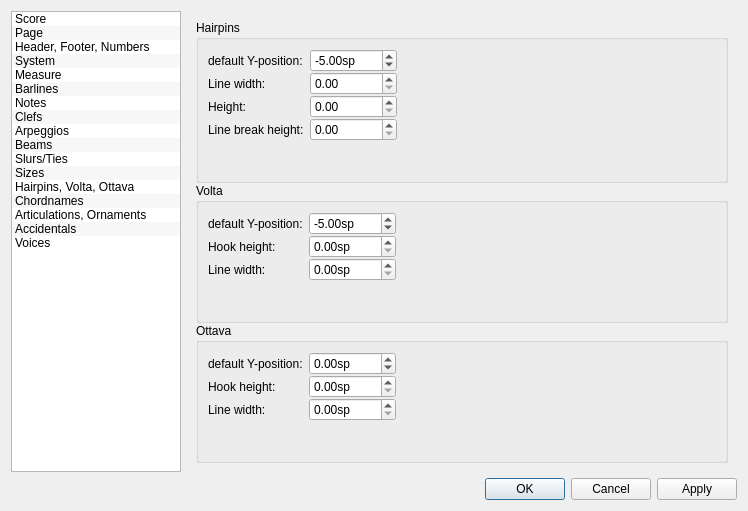
Before: the Qt Designer form mscore/mscore/editstyle.ui in musescore/musescore-old, drawn with Qt 5.
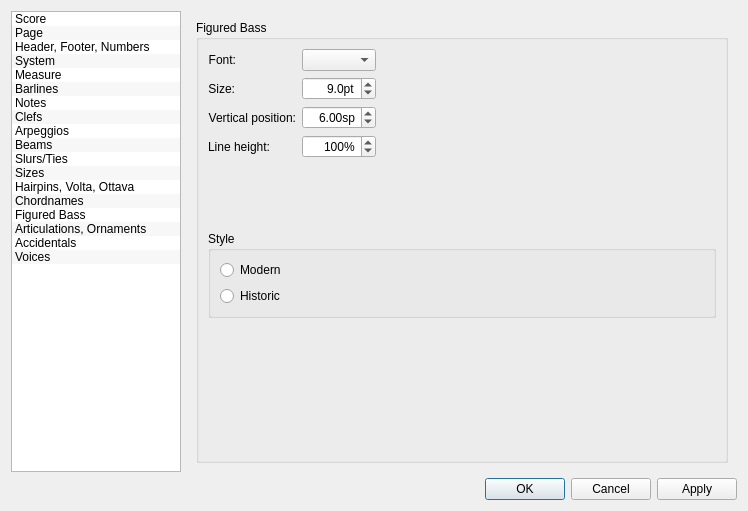
After: the same form once the commit is applied.

Commit message: Figured Bass: added style param. to "Style | General" dlg box and font config. file

```diff
--- a/mscore/mscore/editstyle.ui
+++ b/mscore/mscore/editstyle.ui
@@ -110,6 +110,11 @@
        <string>Chordnames</string>
       </property>
      </item>
+     <item>
+      <property name="text">
+       <string>Figured Bass</string>
+      </property>
+     </item>
      <item>
       <property name="text">
        <string>Articulations, Ornaments</string>
@@ -147,7 +152,7 @@
    <item row="0" column="1">
     <widget class="QStackedWidget" name="pageStack">
      <property name="currentIndex">
-      <number>12</number>
+      <number>14</number>
      </property>
      <widget class="QWidget" name="Seite1">
       <layout class="QVBoxLayout" name="verticalLayout_20">
@@ -3523,6 +3528,214 @@
        </item>
       </layout>
      </widget>
+     <widget class="QWidget" name="FiguredBass">
+      <layout class="QVBoxLayout" name="verticalLayout">
+       <item>
+        <widget class="QGroupBox" name="groupBox_20">
+         <property name="title">
+          <string>Figured Bass</string>
+         </property>
+         <layout class="QVBoxLayout" name="verticalLayout_32" stretch="0,1,0,2">
+          <item>
+           <layout class="QHBoxLayout" name="horizontalLayout_5">
+            <item>
+             <layout class="QFormLayout" name="formLayout_8">
+              <property name="fieldGrowthPolicy">
+               <enum>QFormLayout::AllNonFixedFieldsGrow</enum>
+              </property>
+              <item row="0" column="0">
+               <widget class="QLabel" name="labelFBFont">
+                <property name="text">
+                 <string>Font:</string>
+                </property>
+                <property name="textFormat">
+                 <enum>Qt::PlainText</enum>
+                </property>
+                <property name="alignment">
+                 <set>Qt::AlignRight|Qt::AlignTrailing|Qt::AlignVCenter</set>
+                </property>
+               </widget>
+              </item>
+              <item row="0" column="1">
+               <widget class="QComboBox" name="comboFBFont">
+                <property name="sizeAdjustPolicy">
+                 <enum>QComboBox::AdjustToContents</enum>
+                </property>
+               </widget>
+              </item>
+              <item row="1" column="0">
+               <widget class="QLabel" name="labelFBSize">
+                <property name="text">
+                 <string>Size:</string>
+                </property>
+                <property name="textFormat">
+                 <enum>Qt::PlainText</enum>
+                </property>
+                <property name="alignment">
+                 <set>Qt::AlignRight|Qt::AlignTrailing|Qt::AlignVCenter</set>
+                </property>
+               </widget>
+              </item>
+              <item row="1" column="1">
+               <widget class="QDoubleSpinBox" name="doubleSpinFBSize">
+                <property name="alignment">
+                 <set>Qt::AlignRight|Qt::AlignTrailing|Qt::AlignVCenter</set>
+                </property>
+                <property name="suffix">
+                 <string>pt</string>
+                </property>
+                <property name="decimals">
+                 <number>1</number>
+                </property>
+                <property name="minimum">
+                 <double>5.000000000000000</double>
+                </property>
+                <property name="value">
+                 <double>9.000000000000000</double>
+                </property>
+               </widget>
+              </item>
+              <item row="2" column="0">
+               <widget class="QLabel" name="labelFBVertPos">
+                <property name="text">
+                 <string>Vertical position:</string>
+                </property>
+                <property name="textFormat">
+                 <enum>Qt::PlainText</enum>
+                </property>
+                <property name="alignment">
+                 <set>Qt::AlignRight|Qt::AlignTrailing|Qt::AlignVCenter</set>
+                </property>
+               </widget>
+              </item>
+              <item row="2" column="1">
+               <widget class="QDoubleSpinBox" name="doubleSpinFBVertPos">
+                <property name="alignment">
+                 <set>Qt::AlignRight|Qt::AlignTrailing|Qt::AlignVCenter</set>
+                </property>
+                <property name="suffix">
+                 <string>sp</string>
+                </property>
+                <property name="minimum">
+                 <double>-25.000000000000000</double>
+                </property>
+                <property name="maximum">
+                 <double>25.000000000000000</double>
+                </property>
+                <property name="singleStep">
+                 <double>0.500000000000000</double>
+                </property>
+                <property name="value">
+                 <double>6.000000000000000</double>
+                </property>
+               </widget>
+              </item>
+              <item row="3" column="0">
+               <widget class="QLabel" name="labelFBLineHeight">
+                <property name="text">
+                 <string>Line height:</string>
+                </property>
+                <property name="textFormat">
+                 <enum>Qt::PlainText</enum>
+                </property>
+                <property name="alignment">
+                 <set>Qt::AlignRight|Qt::AlignTrailing|Qt::AlignVCenter</set>
+                </property>
+               </widget>
+              </item>
+              <item row="3" column="1">
+               <widget class="QSpinBox" name="spinFBLineHeight">
+                <property name="alignment">
+                 <set>Qt::AlignRight|Qt::AlignTrailing|Qt::AlignVCenter</set>
+                </property>
+                <property name="suffix">
+                 <string>%</string>
+                </property>
+                <property name="minimum">
+                 <number>1</number>
+                </property>
+                <property name="maximum">
+                 <number>500</number>
+                </property>
+                <property name="singleStep">
+                 <number>10</number>
+                </property>
+                <property name="value">
+                 <number>100</number>
+                </property>
+               </widget>
+              </item>
+             </layout>
+            </item>
+            <item>
+             <spacer name="horizontalSpacer_9">
+              <property name="orientation">
+               <enum>Qt::Horizontal</enum>
+              </property>
+              <property name="sizeHint" stdset="0">
+               <size>
+                <width>40</width>
+                <height>20</height>
+               </size>
+              </property>
+             </spacer>
+            </item>
+           </layout>
+          </item>
+          <item>
+           <spacer name="verticalSpacer_17">
+            <property name="orientation">
+             <enum>Qt::Vertical</enum>
+            </property>
+            <property name="sizeHint" stdset="0">
+             <size>
+              <width>20</width>
+              <height>40</height>
+             </size>
+            </property>
+           </spacer>
+          </item>
+          <item>
+           <widget class="QGroupBox" name="groupFBStyle">
+            <property name="title">
+             <string>Style</string>
+            </property>
+            <layout class="QVBoxLayout" name="verticalLayout_33">
+             <item>
+              <widget class="QRadioButton" name="radioFBModern">
+               <property name="text">
+                <string>Modern</string>
+               </property>
+              </widget>
+             </item>
+             <item>
+              <widget class="QRadioButton" name="radioFBHistoric">
+               <property name="text">
+                <string>Historic</string>
+               </property>
+              </widget>
+             </item>
+            </layout>
+           </widget>
+          </item>
+          <item>
+           <spacer name="verticalSpacer_16">
+            <property name="orientation">
+             <enum>Qt::Vertical</enum>
+            </property>
+            <property name="sizeHint" stdset="0">
+             <size>
+              <width>20</width>
+              <height>40</height>
+             </size>
+            </property>
+           </spacer>
+          </item>
+         </layout>
+        </widget>
+       </item>
+      </layout>
+     </widget>
      <widget class="QWidget" name="Seite15">
       <layout class="QVBoxLayout" name="verticalLayout_24">
        <property name="spacing">
```
Left out of the diff: 152 changed lines with no effect on the pictures. The commit also changes 11 other files.
